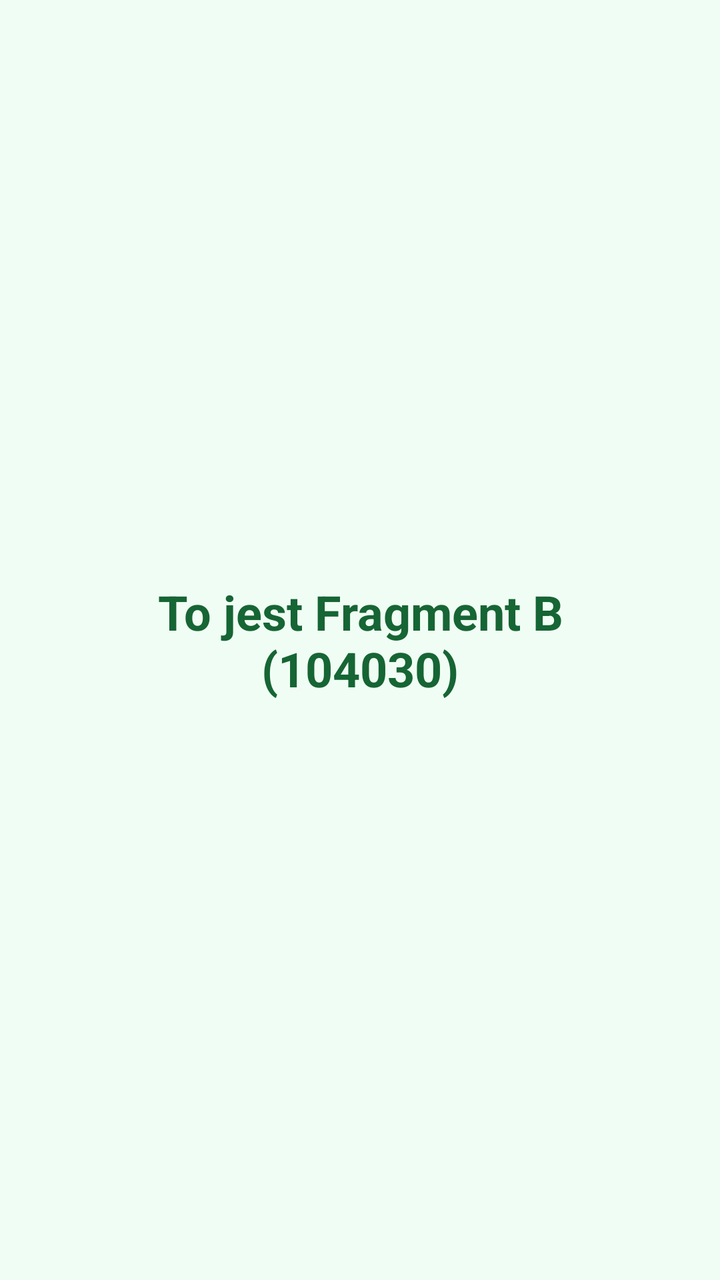
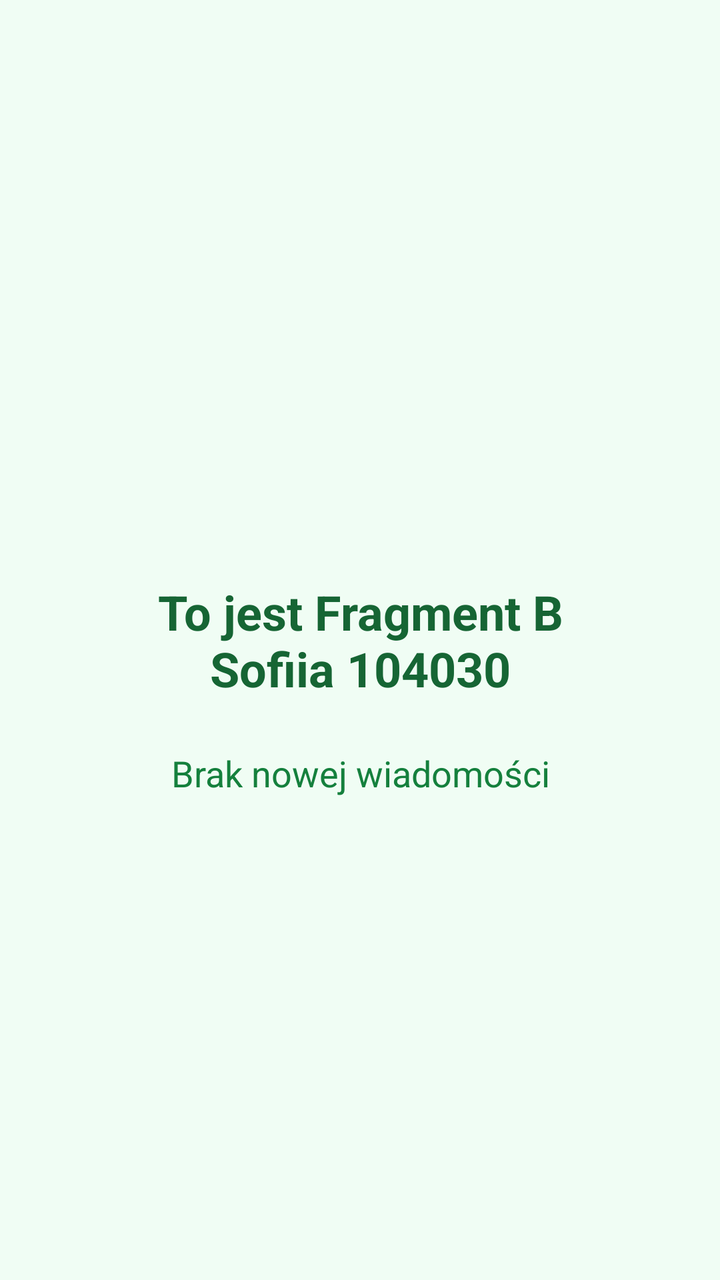

Compare the two renders of this Android layout. The source of the first and the diff that turns it into the second are given below.
<!-- AndroidManifest.xml: application theme Theme.LAB07app -->
<!-- res/layout/fragment_b.xml -->
<?xml version="1.0" encoding="utf-8"?>
<androidx.constraintlayout.widget.ConstraintLayout
    xmlns:android="http://schemas.android.com/apk/res/android"
    xmlns:app="http://schemas.android.com/apk/res-auto"
    android:layout_width="match_parent"
    android:layout_height="match_parent"
    android:background="#F0FDF4">

    <TextView
        android:id="@+id/tvFragmentB"
        android:layout_width="wrap_content"
        android:layout_height="wrap_content"
        android:text="To jest Fragment B\n(104030)"
        android:textColor="#166534"
        android:textSize="24sp"
        android:textStyle="bold"
        android:gravity="center"
        app:layout_constraintTop_toTopOf="parent"
        app:layout_constraintBottom_toBottomOf="parent"
        app:layout_constraintStart_toStartOf="parent"
        app:layout_constraintEnd_toEndOf="parent" />

</androidx.constraintlayout.widget.ConstraintLayout>
<!-- resources referenced by this layout -->
<resources>
  <style name="Theme.LAB07app" parent="Base.Theme.LAB07app" />
  <style name="Base.Theme.LAB07app" parent="Theme.Material3.DayNight.NoActionBar">
          
          
      </style>
</resources>

<!-- the commit's change to res/layout/fragment_b.xml (unified diff, before → after) -->
@@ -4,13 +4,14 @@
     xmlns:app="http://schemas.android.com/apk/res-auto"
     android:layout_width="match_parent"
     android:layout_height="match_parent"
-    android:background="#F0FDF4">
+    android:background="#F0FDF4"
+    android:padding="16dp">
 
     <TextView
         android:id="@+id/tvFragmentB"
         android:layout_width="wrap_content"
         android:layout_height="wrap_content"
-        android:text="To jest Fragment B\n(104030)"
+        android:text="To jest Fragment B\nSofiia 104030"
         android:textColor="#166534"
         android:textSize="24sp"
         android:textStyle="bold"
@@ -20,4 +21,17 @@
         app:layout_constraintStart_toStartOf="parent"
         app:layout_constraintEnd_toEndOf="parent" />
 
+    <TextView
+        android:id="@+id/tvReceivedMessage"
+        android:layout_width="wrap_content"
+        android:layout_height="wrap_content"
+        android:text="Brak nowej wiadomości"
+        android:textColor="#15803D"
+        android:textSize="18sp"
+        android:gravity="center"
+        android:layout_marginTop="24dp"
+        app:layout_constraintTop_toBottomOf="@id/tvFragmentB"
+        app:layout_constraintStart_toStartOf="parent"
+        app:layout_constraintEnd_toEndOf="parent" />
+
 </androidx.constraintlayout.widget.ConstraintLayout>
